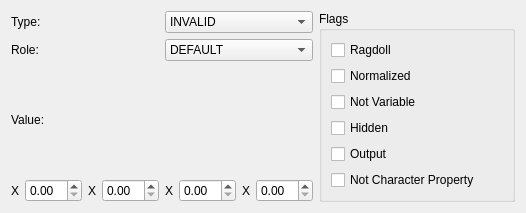
Above: gui/src/widgets/VariableEditor.ui from aerisarn/ck-cmd before the change. Below: the same form after it.
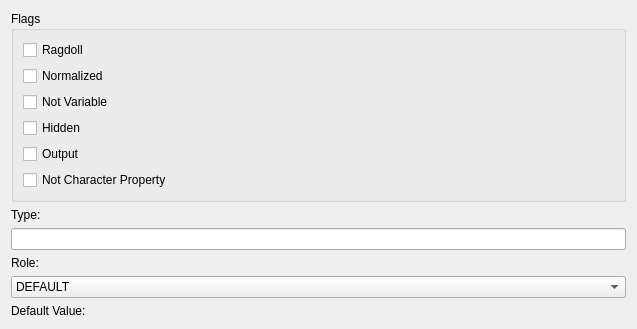
That is the form after the change.

The edit to the form file:
```diff
--- a/gui/src/widgets/VariableEditor.ui
+++ b/gui/src/widgets/VariableEditor.ui
@@ -6,189 +6,14 @@
    <rect>
     <x>0</x>
     <y>0</y>
-    <width>526</width>
-    <height>185</height>
+    <width>637</width>
+    <height>303</height>
    </rect>
   </property>
   <property name="windowTitle">
    <string>Form</string>
   </property>
-  <layout class="QHBoxLayout" name="horizontalLayout_4">
-   <item>
-    <layout class="QVBoxLayout" name="verticalLayout_2">
-     <item>
-      <layout class="QHBoxLayout" name="horizontalLayout_2">
-       <item>
-        <widget class="QLabel" name="label_2">
-         <property name="text">
-          <string>Type:</string>
-         </property>
-        </widget>
-       </item>
-       <item>
-        <widget class="QComboBox" name="comboBox_2">
-         <item>
-          <property name="text">
-           <string>INVALID</string>
-          </property>
-         </item>
-         <item>
-          <property name="text">
-           <string>BOOL</string>
-          </property>
-         </item>
-         <item>
-          <property name="text">
-           <string>INT8</string>
-          </property>
-         </item>
-         <item>
-          <property name="text">
-           <string>INT16</string>
-          </property>
-         </item>
-         <item>
-          <property name="text">
-           <string>INT32</string>
-          </property>
-         </item>
-         <item>
-          <property name="text">
-           <string>REAL</string>
-          </property>
-         </item>
-         <item>
-          <property name="text">
-           <string>POINTER</string>
-          </property>
-         </item>
-         <item>
-          <property name="text">
-           <string>VECTOR3</string>
-          </property>
-         </item>
-         <item>
-          <property name="text">
-           <string>VECTOR4</string>
-          </property>
-         </item>
-         <item>
-          <property name="text">
-           <string>QUATERNION</string>
-          </property>
-         </item>
-        </widget>
-       </item>
-      </layout>
-     </item>
-     <item>
-      <layout class="QHBoxLayout" name="horizontalLayout">
-       <item>
-        <widget class="QLabel" name="label">
-         <property name="text">
-          <string>Role:</string>
-         </property>
-        </widget>
-       </item>
-       <item>
-        <widget class="QComboBox" name="comboBox">
-         <item>
-          <property name="text">
-           <string>DEFAULT</string>
-          </property>
-         </item>
-         <item>
-          <property name="text">
-           <string>FILE_NAME</string>
-          </property>
-         </item>
-         <item>
-          <property name="text">
-           <string>BONE_INDEX</string>
-          </property>
-         </item>
-         <item>
-          <property name="text">
-           <string>BONE_INDEX_MAP</string>
-          </property>
-         </item>
-         <item>
-          <property name="text">
-           <string>EVENT_ID</string>
-          </property>
-         </item>
-         <item>
-          <property name="text">
-           <string>VARIABLE_INDEX</string>
-          </property>
-         </item>
-         <item>
-          <property name="text">
-           <string>ATTRIBUTE_INDEX</string>
-          </property>
-         </item>
-         <item>
-          <property name="text">
-           <string>TIME</string>
-          </property>
-         </item>
-        </widget>
-       </item>
-      </layout>
-     </item>
-     <item>
-      <widget class="QLabel" name="label_7">
-       <property name="text">
-        <string>Value:</string>
-       </property>
-      </widget>
-     </item>
-     <item>
-      <layout class="QHBoxLayout" name="horizontalLayout_3">
-       <item>
-        <widget class="QLabel" name="label_3">
-         <property name="text">
-          <string>X</string>
-         </property>
-        </widget>
-       </item>
-       <item>
-        <widget class="QDoubleSpinBox" name="doubleSpinBox"/>
-       </item>
-       <item>
-        <widget class="QLabel" name="label_4">
-         <property name="text">
-          <string>X</string>
-         </property>
-        </widget>
-       </item>
-       <item>
-        <widget class="QDoubleSpinBox" name="doubleSpinBox_2"/>
-       </item>
-       <item>
-        <widget class="QLabel" name="label_6">
-         <property name="text">
-          <string>X</string>
-         </property>
-        </widget>
-       </item>
-       <item>
-        <widget class="QDoubleSpinBox" name="doubleSpinBox_3"/>
-       </item>
-       <item>
-        <widget class="QLabel" name="label_5">
-         <property name="text">
-          <string>X</string>
-         </property>
-        </widget>
-       </item>
-       <item>
-        <widget class="QDoubleSpinBox" name="doubleSpinBox_4"/>
-       </item>
-      </layout>
-     </item>
-    </layout>
-   </item>
+  <layout class="QVBoxLayout" name="verticalLayout_2">
    <item>
     <widget class="QGroupBox" name="groupBox">
      <property name="title">
@@ -244,6 +69,81 @@
      </layout>
     </widget>
    </item>
+   <item>
+    <widget class="QLabel" name="label_2">
+     <property name="text">
+      <string>Type:</string>
+     </property>
+    </widget>
+   </item>
+   <item>
+    <widget class="QLineEdit" name="typeLineEdit">
+     <property name="acceptDrops">
+      <bool>false</bool>
+     </property>
+     <property name="readOnly">
+      <bool>true</bool>
+     </property>
+    </widget>
+   </item>
+   <item>
+    <widget class="QLabel" name="label">
+     <property name="text">
+      <string>Role:</string>
+     </property>
+    </widget>
+   </item>
+   <item>
+    <widget class="QComboBox" name="roleComboBox">
+     <item>
+      <property name="text">
+       <string>DEFAULT</string>
+      </property>
+     </item>
+     <item>
+      <property name="text">
+       <string>FILE_NAME</string>
+      </property>
+     </item>
+     <item>
+      <property name="text">
+       <string>BONE_INDEX</string>
+      </property>
+     </item>
+     <item>
+      <property name="text">
+       <string>BONE_INDEX_MAP</string>
+      </property>
+     </item>
+     <item>
+      <property name="text">
+       <string>EVENT_ID</string>
+      </property>
+     </item>
+     <item>
+      <property name="text">
+       <string>VARIABLE_INDEX</string>
+      </property>
+     </item>
+     <item>
+      <property name="text">
+       <string>ATTRIBUTE_INDEX</string>
+      </property>
+     </item>
+     <item>
+      <property name="text">
+       <string>TIME</string>
+      </property>
+     </item>
+    </widget>
+   </item>
+   <item>
+    <widget class="QLabel" name="label_7">
+     <property name="text">
+      <string>Default Value:</string>
+     </property>
+    </widget>
+   </item>
   </layout>
  </widget>
  <resources/>
```
Left out of the diff: 14 changed lines with no effect on the pictures.
